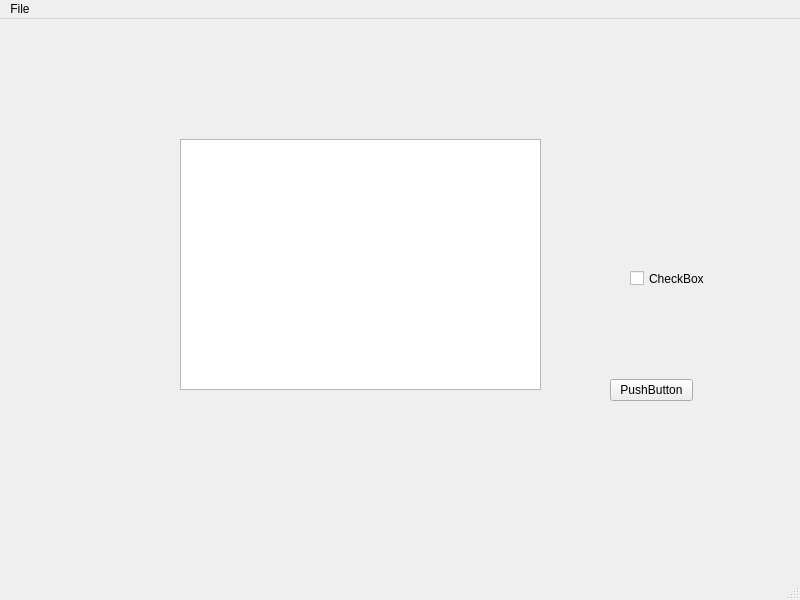
First picture: the form in src/ui/qtsolda/mainwindow.ui, repository devfabiosilva/Solda, before the edit.
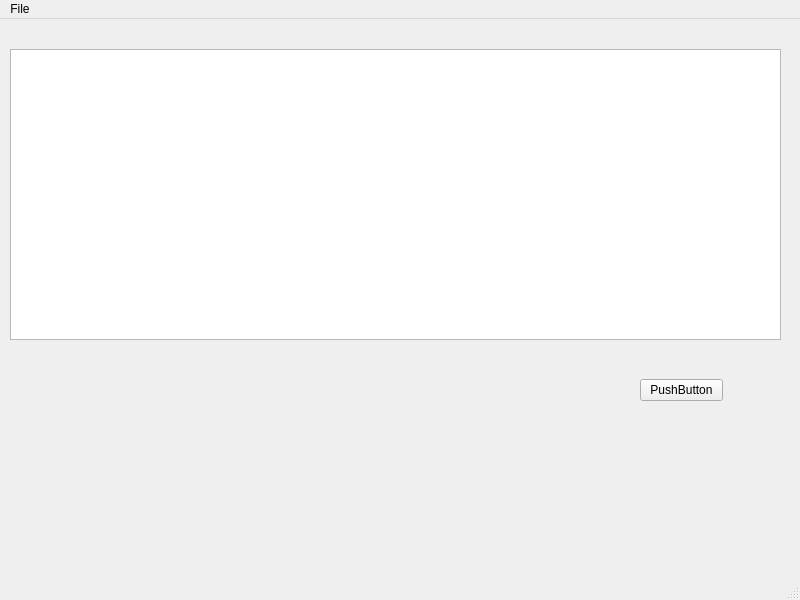
Second picture: the form after the edit.

Commit message: Implement Qt table (poc)

Diff of the .ui file:
```diff
--- a/src/ui/qtsolda/mainwindow.ui
+++ b/src/ui/qtsolda/mainwindow.ui
@@ -17,7 +17,7 @@
    <widget class="QPushButton" name="pushButton">
     <property name="geometry">
      <rect>
-      <x>610</x>
+      <x>640</x>
       <y>360</y>
       <width>83</width>
       <height>22</height>
@@ -27,29 +27,16 @@
      <string>PushButton</string>
     </property>
    </widget>
-   <widget class="QListView" name="listView">
+   <widget class="QTableView" name="tableView">
     <property name="geometry">
      <rect>
-      <x>180</x>
-      <y>120</y>
-      <width>361</width>
-      <height>251</height>
+      <x>10</x>
+      <y>30</y>
+      <width>771</width>
+      <height>291</height>
      </rect>
     </property>
    </widget>
-   <widget class="QCheckBox" name="checkBox">
-    <property name="geometry">
-     <rect>
-      <x>630</x>
-      <y>250</y>
-      <width>84</width>
-      <height>19</height>
-     </rect>
-    </property>
-    <property name="text">
-     <string>CheckBox</string>
-    </property>
-   </widget>
   </widget>
   <widget class="QMenuBar" name="menubar">
    <property name="geometry">
```
The commit also changes 5 other files.
